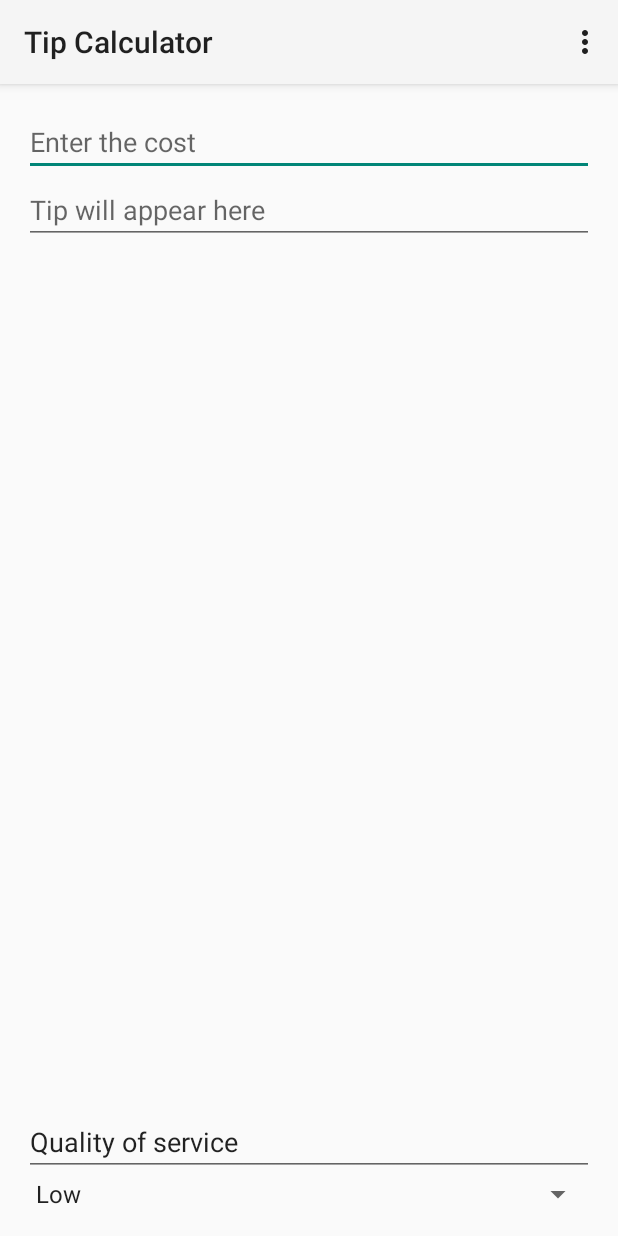
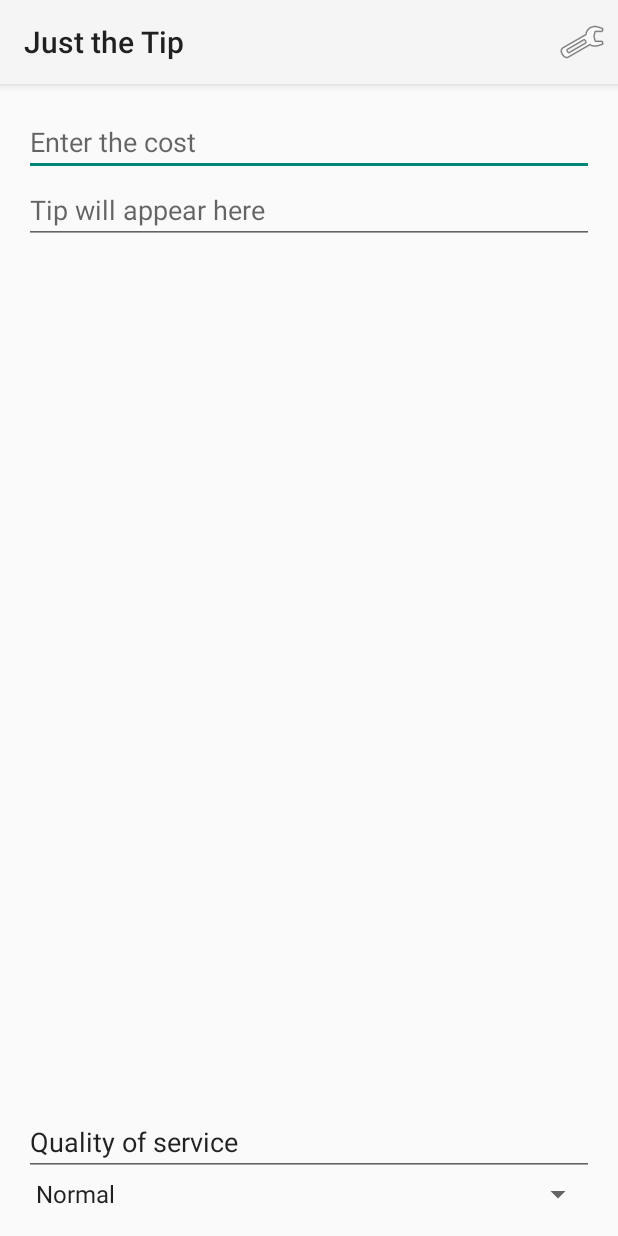
Before and after one commit to mdvorscak/TipCalculator, an Android app: the screen it shows after launch (MainActivity), on a phone screen of 412 x 824 dp. Run offline under Robolectric (Android 15) with nearby library versions, the phone set to English and light mode, and no system bars.

Commit message:
preferences working, just need new ui

```diff
--- a/app/build.gradle
+++ b/app/build.gradle
@@ -21,4 +21,5 @@ android {
 
 dependencies {
     compile fileTree(dir: 'libs', include: ['*.jar'])
+    compile 'com.android.support:support-v4:21.0.3'
 }
--- /dev/null
+++ b/app/src/main/java/com/dvorscak/mike/preference/ApplicationSettings.java
@@ -0,0 +1,28 @@
+package com.dvorscak.mike.preference;
+
+import android.content.Context;
+import android.content.SharedPreferences;
+import android.preference.PreferenceManager;
+
+/**
+ * Created by mike on 1/25/15.
+ */
+
+public class ApplicationSettings{
+
+    public static final String LOW_TIP = "LOW_TIP";
+    public static final String MEDIUM_TIP = "MEDIUM_TIP";
+    public static final String HIGH_TIP = "HIGH_TIP";
+
+    private static final String DEFAULT_TIP = "15";
+
+    SharedPreferences mSharedPreferences;
+    public ApplicationSettings(Context context) {
+        mSharedPreferences = PreferenceManager.getDefaultSharedPreferences(context);
+    }
+
+    public String getTipPreference(String preferenceKey){
+        return mSharedPreferences.getString(preferenceKey, DEFAULT_TIP);
+    }
+
+}
--- /dev/null
+++ b/app/src/main/java/com/dvorscak/mike/tipcalculator/Currency.java
@@ -0,0 +1,37 @@
+package com.dvorscak.mike.tipcalculator;
+
+import android.widget.EditText;
+
+import java.text.NumberFormat;
+
+/**
+ * Created by mike on 3/9/15.
+ */
+public class Currency {
+    public static double toDouble(String currencyString) {
+        String cleanString = currencyString.replaceAll("[$,.]", "");
+        if(!cleanString.equals("")) {
+            return Double.parseDouble(cleanString);
+        }
+        return 0.0;
+    }
+
+    public static void setCurrencyField(EditText field, double amount, boolean selectable) {
+        String formatted = NumberFormat.getCurrencyInstance().format((amount / 100));
+
+        if(amount != 0.0) {
+            field.setText(formatted);
+            if(selectable) {
+                field.setSelection(formatted.length());
+            }
+        } else {
+            //Show hint when we get back to zero
+            field.setText("");
+        }
+    }
+
+    public static void setCurrencyField(EditText field, String amount, boolean selectable) {
+        setCurrencyField(field, toDouble(amount), selectable);
+    }
+
+}
--- a/app/src/main/java/com/dvorscak/mike/tipcalculator/MainActivity.java
+++ b/app/src/main/java/com/dvorscak/mike/tipcalculator/MainActivity.java
@@ -1,6 +1,7 @@
 package com.dvorscak.mike.tipcalculator;
 
 import android.app.Activity;
+import android.content.Intent;
 import android.content.res.Configuration;
 import android.os.Bundle;
 import android.text.Editable;
@@ -14,20 +15,21 @@ import android.widget.ArrayAdapter;
 import android.widget.EditText;
 import android.widget.Spinner;
 
-import java.text.NumberFormat;
+import com.dvorscak.mike.preference.SettingsActivity;
 
 
-public class MainActivity extends Activity implements AdapterView.OnItemSelectedListener{
+public class MainActivity extends Activity implements AdapterView.OnItemSelectedListener {
 
     public static final String TAG = MainActivity.class.getSimpleName();
-    private EditText mCost;
-    private EditText mTip;
-    private String serviceLevelSpinnerText;
+    private EditText mCostField;
+    private EditText mTipField;
+    private String mServiceLevelSpinnerText;
+    private Tip mTip;
 
     public void onItemSelected(AdapterView<?> parent, View view,
                                int pos, long id) {
         // An item was selected. You can retrieve the selected item using
-        serviceLevelSpinnerText = parent.getItemAtPosition(pos).toString();
+        mServiceLevelSpinnerText = parent.getItemAtPosition(pos).toString();
         setTip();
     }
 
@@ -35,69 +37,21 @@ public class MainActivity extends Activity implements AdapterView.OnItemSelected
         // Another interface callback
     }
 
-    private double currencyStringToDouble(String currencyString) {
-        String cleanString = currencyString.replaceAll("[$,.]", "");
-        if(!cleanString.equals("")) {
-            return Double.parseDouble(cleanString);
-        }
-        return 0.0;
-    }
-
-    private void setCurrencyField(EditText field, double amount, boolean selectable, String current) {
-        String formatted = NumberFormat.getCurrencyInstance().format((amount / 100));
-
-        if(amount != 0.0) {
-            current = formatted;
-            field.setText(formatted);
-            if(selectable) {
-                field.setSelection(formatted.length());
-            }
-        } else {
-            //Show hint when we get back to zero
-            current = "";
-            field.setText("");
-        }
-    }
-
-    private void setCurrencyField(EditText field, double amount, boolean selectable) {
-        setCurrencyField(field, amount, selectable, "");
-    }
-
     @Override
     protected void onCreate(Bundle savedInstanceState) {
         super.onCreate(savedInstanceState);
         setContentView(R.layout.activity_main);
 
-        Log.d(TAG, "starting");
+        mTip = new Tip(this);
 
-        mTip = (EditText) findViewById(R.id.tipEditText);
+        Log.d(TAG, getString(R.string.test));
+
+        mTipField = (EditText) findViewById(R.id.tipEditText);
 
         //Cost field
-        mCost = (EditText) findViewById(R.id.costEditText);
-        mCost.setRawInputType(Configuration.KEYBOARD_12KEY);
-        mCost.addTextChangedListener(new TextWatcher() {
-            @Override
-            public void beforeTextChanged(CharSequence s, int i, int i2, int i3) {
-            }
+        mCostField = (EditText) findViewById(R.id.costEditText);
+        mCostField.setRawInputType(Configuration.KEYBOARD_12KEY);
 
-            private String current = "";
-            @Override
-            public void onTextChanged(CharSequence text, int i, int i2, int i3) {
-                if(!text.toString().equals(current)){
-                    mCost.removeTextChangedListener(this);
-                    double parsed = currencyStringToDouble(text.toString());
-                    setCurrencyField(mCost, parsed, true, current);
-
-                    mCost.addTextChangedListener(this);
-                }
-            }
-
-            @Override
-            public void afterTextChanged(Editable editable) {
-                //TODO:Run the calculation if you can
-                setTip();
-            }
-        });
 
         //Set all the dropdown stuff
         Spinner levelOfService = (Spinner) findViewById(R.id.serviceLevelSpinner);
@@ -106,14 +60,39 @@ public class MainActivity extends Activity implements AdapterView.OnItemSelected
 
         levelOfService.setAdapter(adapter);
 
+        //set the default level
+        int normalServicePos = adapter.getPosition("Normal");
+        levelOfService.setSelection(normalServicePos);
+
         levelOfService.setOnItemSelectedListener(this);
+
+        mCostField.addTextChangedListener(new TextWatcher() {
+            @Override
+            public void beforeTextChanged(CharSequence s, int i, int i2, int i3) {
+            }
+
+            @Override
+            public void onTextChanged(CharSequence text, int i, int i2, int i3) {
+                String textStr = text.toString();
+                if (!textStr.equals("")) {
+                    mCostField.removeTextChangedListener(this);
+                    Currency.setCurrencyField(mCostField, textStr, true);
+                    mCostField.addTextChangedListener(this);
+                }
+            }
+
+            @Override
+            public void afterTextChanged(Editable editable) {
+                setTip();
+            }
+        });
     }
 
     private void setTip() {
         Log.d(TAG, "setting tip");
-        double cost = currencyStringToDouble(mCost.getText().toString());
-        double tipAmount = Tip.getTipPercentage(serviceLevelSpinnerText) * cost;
-        setCurrencyField(mTip, tipAmount, false);
+        double cost = Currency.toDouble(mCostField.getText().toString());
+        double tipAmount = mTip.getTipPercentage(mServiceLevelSpinnerText) * cost;
+        Currency.setCurrencyField(mTipField, tipAmount, false);
     }
 
     @Override
@@ -129,7 +108,9 @@ public class MainActivity extends Activity implements AdapterView.OnItemSelected
         // automatically handle clicks on the Home/Up button, so long
         // as you specify a parent activity in AndroidManifest.xml.
         int id = item.getItemId();
-        if (id == R.id.action_settings) {
+        if (id == R.id.settings_action) {
+            Intent intent = new Intent(this, SettingsActivity.class);
+            startActivity(intent);
             return true;
         }
         return super.onOptionsItemSelected(item);
--- a/app/src/main/java/com/dvorscak/mike/tipcalculator/Tip.java
+++ b/app/src/main/java/com/dvorscak/mike/tipcalculator/Tip.java
@@ -1,4 +1,8 @@
 package com.dvorscak.mike.tipcalculator;
+
+import android.content.Context;
+
+import com.dvorscak.mike.preference.ApplicationSettings;
 
 import java.util.HashMap;
 import java.util.Map;
@@ -7,55 +11,28 @@ import java.util.Map;
  * Created by mike on 1/24/15.
  */
 public class Tip {
-    public static final int LOW_TIP = 0;
-    public static final int NORMAL_TIP = 1;
-    public static final int HIGH_TIP = 2;
 
-    private static final Map<String, Integer> mTipMap;
+    ApplicationSettings mApplicationSettings;
+    private static final Map<String, String> mTipMap;
     static {
-        mTipMap = new HashMap<String, Integer>();
-        mTipMap.put("low", LOW_TIP);
-        mTipMap.put("normal", NORMAL_TIP);
-        mTipMap.put("high", HIGH_TIP);
+        mTipMap = new HashMap<String, String>();
+        mTipMap.put("low", ApplicationSettings.LOW_TIP);
+        mTipMap.put("normal", ApplicationSettings.MEDIUM_TIP);
+        mTipMap.put("high", ApplicationSettings.HIGH_TIP);
+    }
+    public Tip(Context context){
+        mApplicationSettings = new ApplicationSettings(context);
     }
 
-    private static double[] mTipPercentages = {
-        0.1,
-        0.15,
-        0.2
-    };
-
-    private static int getTipIndex(String tipStr) {
-        int index;
+    private String getTipSettingName(String tipStr) {
         tipStr = tipStr.toLowerCase();
-        if(mTipMap.containsKey(tipStr)) {
-            index = mTipMap.get(tipStr.toLowerCase());
-        } else {
-            // tipStr couldn't be found, default to normal
-            index = NORMAL_TIP;
-        }
-        return index;
+        return mTipMap.get(tipStr);
     }
 
-    public static double getTipPercentage(int index){
-        return mTipPercentages[index];
-    }
-
-    public static double getTipPercentage(String tipStr){
-        int tipIndex = getTipIndex(tipStr);
-        return getTipPercentage(tipIndex);
-    }
-
-    public static void setLowTip(double tip) {
-        mTipPercentages[LOW_TIP] = tip;
-    }
-
-    public static void setNormalTip(double tip) {
-        mTipPercentages[NORMAL_TIP] = tip;
-    }
-
-    public static void setHighTip(double tip) {
-        mTipPercentages[HIGH_TIP] = tip;
+    public double getTipPercentage(String tipStr){
+        String tipSettingKey = getTipSettingName(tipStr);
+        String tip = mApplicationSettings.getTipPreference(tipSettingKey);
+        return Double.parseDouble(tip) / 100;
     }
 
 }
--- a/app/src/main/res/menu/main.xml
+++ b/app/src/main/res/menu/main.xml
@@ -1,8 +1,7 @@
-<menu xmlns:android="http://schemas.android.com/apk/res/android"
-    xmlns:tools="http://schemas.android.com/tools"
-    tools:context=".MainActivity" >
-    <item android:id="@+id/action_settings"
-        android:title="@string/action_settings"
-        android:orderInCategory="100"
-        android:showAsAction="never" />
+<?xml version="1.0" encoding="utf-8"?>
+<menu xmlns:android="http://schemas.android.com/apk/res/android">
+    <item android:id="@+id/settings_action"
+          android:icon="@android:drawable/ic_menu_preferences"
+          android:title="@string/settings_menu_title"
+          android:showAsAction="ifRoom" />
 </menu>
--- a/app/src/main/res/values-w820dp/dimens.xml
+++ /dev/null
@@ -1,6 +0,0 @@
-<resources>
-    <!-- Example customization of dimensions originally defined in res/values/dimens.xml
-         (such as screen margins) for screens with more than 820dp of available width. This
-         would include 7" and 10" devices in landscape (~960dp and ~1280dp respectively). -->
-    <dimen name="activity_horizontal_margin">64dp</dimen>
-</resources>
--- a/app/src/main/res/values/strings.xml
+++ b/app/src/main/res/values/strings.xml
@@ -1,12 +1,19 @@
 <?xml version="1.0" encoding="utf-8"?>
 <resources>
 
-    <string name="app_name">Tip Calculator</string>
-    <string name="hello_world">Hello world!</string>
+    <string name="app_name">Just the Tip</string>
     <string name="action_settings">Settings</string>
+    <string name="settings_menu_title">Settings</string>
+    <string name="low_tip_key">LOW_TIP</string>
+    <string name="medium_tip_key">MEDIUM_TIP</string>
+    <string name="high_tip_key">HIGH_TIP</string>
+    <string name="default_medium_tip">15</string>
+    <string name="default_low_tip">10</string>
+    <string name="default_high_tip">20</string>
+    <string name="test">starting</string>
     <string-array name="service_level">
         <item>Low</item>
-        <item>Medium</item>
+        <item>Normal</item>
         <item>High</item>
     </string-array>
 </resources>
--- /dev/null
+++ b/app/src/main/res/values/strings_activity_settings.xml
@@ -0,0 +1,3 @@
+<resources>
+    <string name="title_activity_settings">Settings</string>
+</resources>
```
Also changed, not shown: app/src/main/AndroidManifest.xml (+8 -0 lines), app/src/main/java/com/dvorscak/mike/preference/SettingsActivity.java (added, +28 -0 lines), app/src/main/java/com/dvorscak/mike/preference/TipSettingsFragment.java (added, +18 -0 lines), app/src/main/res/xml/preferences.xml (added, +19 -0 lines), app/src/main/res/drawable-hdpi/ic_launcher.png, app/src/main/res/drawable-mdpi/ic_launcher.png, app/src/main/res/drawable-xhdpi/ic_launcher.png, app/src/main/res/drawable-xxhdpi/ic_launcher.png, 1 other file.
